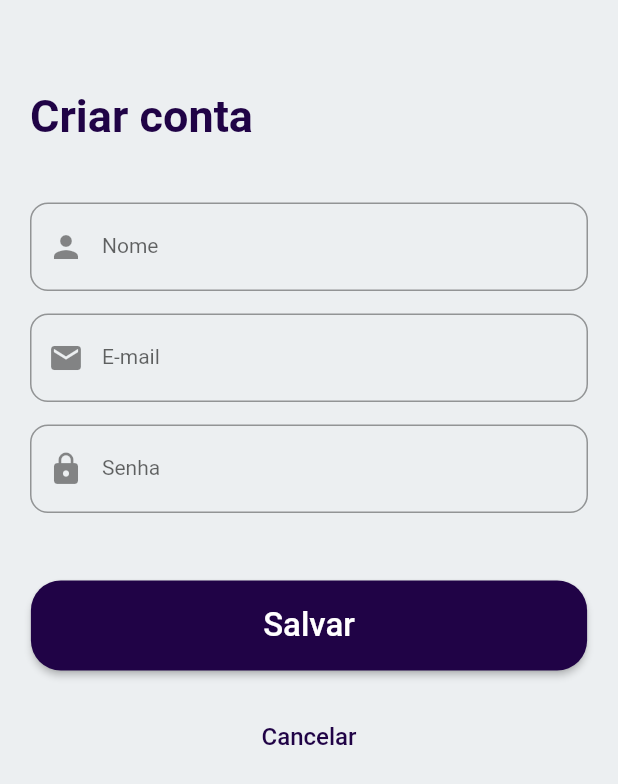
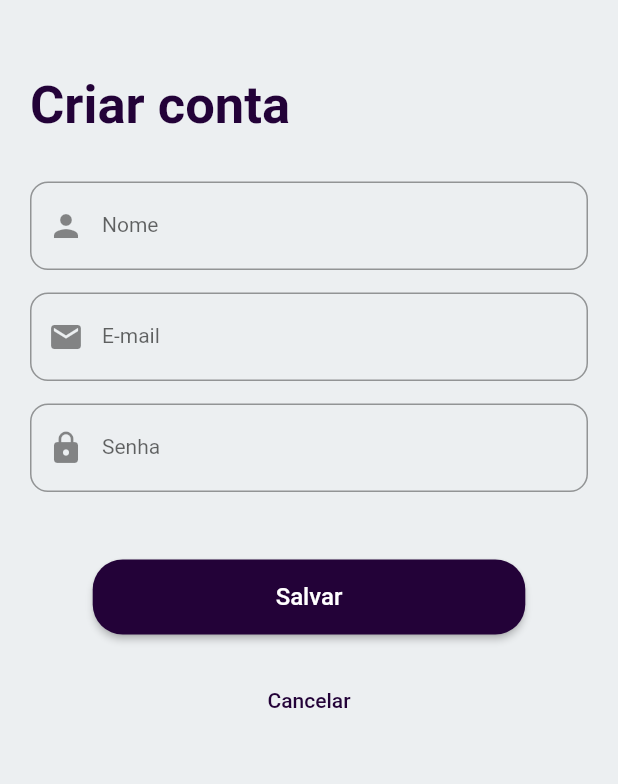
Before and after one commit to DevHSTerra/BibliotecaPessoal, a Flutter app: the CreateAccountPage screen opened by its route, on a phone screen of 412 x 824 dp. Shown: the top 784 px of the screen. Run offline on Flutter 3.47's test engine with Material 2 defaults, Android fonts, the phone set to English and light mode, and no system bars; our stand-ins replace cloud_firestore, firebase_auth, firebase_core, google_fonts; accounts and stored records are empty.

```diff
--- a/flutter_application_app/lib/main.dart
+++ b/flutter_application_app/lib/main.dart
@@ -6,6 +6,7 @@ import 'package:flutter/material.dart';
 import 'firebase_options.dart';
 import 'pages/create_account.dart';
 import 'pages/login_page.dart';
+import 'pages/main_page.dart';
 
 Future<void> main() async {
   await Firebase.initializeApp(
@@ -20,7 +21,7 @@ Future<void> main() async {
       routes: {
         'login': (context) => LoginPage(),
         'create_account': (context) => CreateAccountPage(),
-        //'main': (context) => MainPage(),
+        'main': (context) => MainPage(),
       },
     ),
   );
--- a/flutter_application_app/lib/pages/create_account.dart
+++ b/flutter_application_app/lib/pages/create_account.dart
@@ -14,9 +14,11 @@ class CreateAccountPage extends StatefulWidget {
 }
 
 class _CreateAccountPageState extends State<CreateAccountPage> {
-  var txtName = TextEditingController();
+  var txtNome = TextEditingController();
   var txtEmail = TextEditingController();
-  var txtPassword = TextEditingController();
+  var txtSenha = TextEditingController();
+
+  var corPrincial = Color.fromARGB(255, 35, 2, 56);
 
   @override
   Widget build(BuildContext context) {
@@ -28,7 +30,7 @@ class _CreateAccountPageState extends State<CreateAccountPage> {
           child: Column(
             children: [
               Container(
-                padding: EdgeInsets.fromLTRB(0, 40, 0, 40),
+                padding: EdgeInsets.fromLTRB(0, 30, 0, 30),
                 child: Row(
                   crossAxisAlignment: CrossAxisAlignment.end,
                   children: [
@@ -36,8 +38,8 @@ class _CreateAccountPageState extends State<CreateAccountPage> {
                       child: Text(
                         'Criar conta',
                         style: GoogleFonts.roboto(
-                          fontSize: 30,
-                          color: Color.fromARGB(255, 32, 3, 70),
+                          fontSize: 35,
+                          color: corPrincial,
                           fontWeight: FontWeight.bold,
                         ),
                       ),
@@ -45,28 +47,28 @@ class _CreateAccountPageState extends State<CreateAccountPage> {
                   ],
                 ),
               ),
-              fieldText('Nome'  , Icons.person, txtName),
-              fieldText('E-mail', Icons.email, txtEmail),
-              fieldText('Senha' , Icons.lock, txtPassword, password: true),
+              campoTexto('Nome', Icons.person, txtNome),
+              campoTexto('E-mail', Icons.email, txtEmail),
+              campoTexto('Senha', Icons.lock, txtSenha, senha: true),
               SizedBox(
                 height: 30,
               ),
               ElevatedButton(
                 onPressed: () {
-                  LoginController().createAccount(
-                      context, txtName.text, txtEmail.text, txtPassword.text);
+                  LoginController().criarConta(
+                      context, txtNome.text, txtEmail.text, txtSenha.text);
                 },
                 style: ElevatedButton.styleFrom(
-                  backgroundColor: Color.fromARGB(255, 32, 3, 70),
+                  backgroundColor: corPrincial,
                   minimumSize:
-                      Size(MediaQuery.of(context).size.width * 0.9, 60),
+                      Size(MediaQuery.of(context).size.width * 0.7, 50),
                   shape: RoundedRectangleBorder(
                     borderRadius: BorderRadius.circular(20.0),
                   ),
                 ),
                 child: Text(
                   'Salvar',
-                  style: GoogleFonts.roboto(fontSize: 22),
+                  style: GoogleFonts.roboto(fontSize: 16),
                 ),
               ),
               SizedBox(
@@ -79,8 +81,8 @@ class _CreateAccountPageState extends State<CreateAccountPage> {
                     child: Text(
                       "Cancelar",
                       style: GoogleFonts.roboto(
-                        fontSize: 16,
-                        color: Color.fromARGB(255, 32, 3, 70),
+                        fontSize: 14,
+                        color: corPrincial,
                       ),
                     ),
                     onPressed: () => {Navigator.pop(context)},
--- a/flutter_application_app/lib/pages/support.dart
+++ b/flutter_application_app/lib/pages/support.dart
@@ -1,16 +1,16 @@
 import 'package:flutter/material.dart';
 import 'package:google_fonts/google_fonts.dart';
 
-fieldText(label, icon, variable, {password}) {
+campoTexto(rotulo, icone, variavel, {senha}) {
   return Padding(
     padding: const EdgeInsets.fromLTRB(0, 0, 0, 15),
     child: TextField(
-      controller: variable,
-      obscureText: (password != null) ? true : false,
+      controller: variavel,
+      obscureText: (senha != null) ? true : false,
       style: GoogleFonts.roboto(fontSize: 16),
       decoration: InputDecoration(
-        labelText: label,
-        prefixIcon: Icon(icon),
+        labelText: rotulo,
+        prefixIcon: Icon(icone),
         labelStyle: GoogleFonts.roboto(fontSize: 14),
         border: OutlineInputBorder(
           borderRadius: BorderRadius.circular(12),
@@ -20,7 +20,7 @@ fieldText(label, icon, variable, {password}) {
   );
 }
 
-void error(context, String msg) {
+void erro(context, String msg) {
   ScaffoldMessenger.of(context).showSnackBar(
     SnackBar(
       backgroundColor: Colors.redAccent.withOpacity(0.4),
@@ -28,12 +28,12 @@ void error(context, String msg) {
         msg,
         style: const TextStyle(color: Colors.white),
       ),
-      duration: const Duration(seconds: 3),
+      duration: const Duration(seconds: 4),
     ),
   );
 }
 
-void success(context, String msg) {
+void sucesso(context, String msg) {
   ScaffoldMessenger.of(context).showSnackBar(
     SnackBar(
       backgroundColor: Colors.greenAccent.withOpacity(0.4),
@@ -41,7 +41,7 @@ void success(context, String msg) {
         msg,
         style: const TextStyle(color: Colors.white),
       ),
-      duration: const Duration(seconds: 3),
+      duration: const Duration(seconds: 4),
     ),
   );
 }
```
Also changed, not shown: flutter_application_app/lib/controller/books_controller.dart (added, +24 -0 lines), flutter_application_app/lib/controller/controller_Login.dart (+15 -18 lines), flutter_application_app/lib/pages/book_show_widget.dart (added, +96 -0 lines), flutter_application_app/lib/pages/login_page.dart (+33 -31 lines), flutter_application_app/lib/pages/main_page.dart (added, +105 -0 lines), 3 other files.
